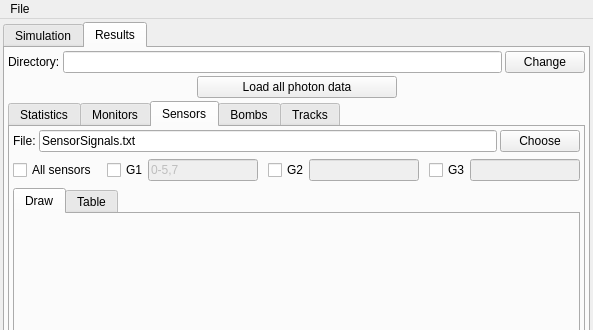
This is ants3bundle/src/ants3/gui/photsim/a3photsimwin.ui in andrmor/ANTS3bundle as Qt 5 draws it before an edit; both pictures show x 0 to 593 and y 0 to 330 of the 593 by 655 pixel window. The edited form follows.
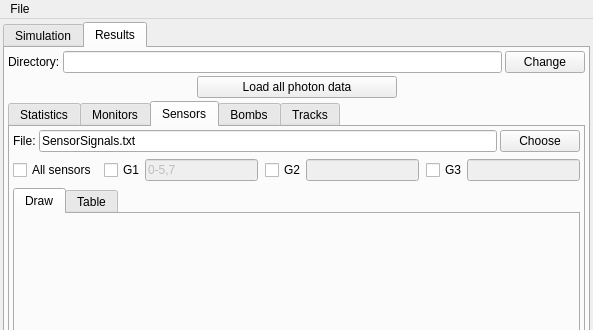
This is the edited form. The open tabs and pages were chosen to show the change.

Diff of the .ui file:
```diff
--- a/ants3bundle/src/ants3/gui/photsim/a3photsimwin.ui
+++ b/ants3bundle/src/ants3/gui/photsim/a3photsimwin.ui
@@ -4145,7 +4145,7 @@
               <item>
                <widget class="QLabel" name="label_33">
                 <property name="text">
-                 <string>   </string>
+                 <string/>
                 </property>
                </widget>
               </item>
@@ -4199,7 +4199,7 @@
                  <item>
                   <widget class="QLabel" name="label_35">
                    <property name="text">
-                    <string>   </string>
+                    <string/>
                    </property>
                   </widget>
                  </item>
@@ -4220,7 +4220,7 @@
                  <item>
                   <widget class="QLabel" name="label_36">
                    <property name="text">
-                    <string>   </string>
+                    <string/>
                    </property>
                   </widget>
                  </item>
```
Left out of the diff: 2 changed lines with no effect on the pictures.
